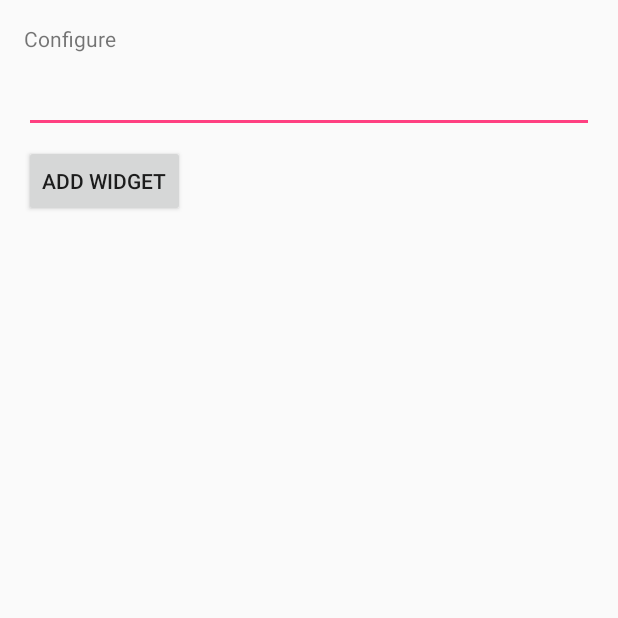
After one commit to Madeyedexter/baking-app, an Android app: the RecipeStepsWidgetConfigureActivity screen opened directly, with no data from a screen before it, on a phone screen of 412 x 824 dp, the top half of it. The commit adds this screen. Run offline under Robolectric (Android 15) with nearby library versions, the phone set to English and light mode, and no system bars; 1 statement that could not run was skipped.

Commit message:
Added Widget Resources

```diff
--- /dev/null
+++ b/app/src/main/java/app/baking_app/RecipeStepsWidgetConfigureActivity.java
@@ -0,0 +1,98 @@
+package app.baking_app;
+
+import android.app.Activity;
+import android.appwidget.AppWidgetManager;
+import android.content.Context;
+import android.content.Intent;
+import android.content.SharedPreferences;
+import android.os.Bundle;
+import android.view.View;
+import android.widget.EditText;
+
+/**
+ * The configuration screen for the {@link RecipeStepsWidget RecipeStepsWidget} AppWidget.
+ */
+public class RecipeStepsWidgetConfigureActivity extends Activity {
+
+    private static final String PREFS_NAME = "app.baking_app.RecipeStepsWidget";
+    private static final String PREF_PREFIX_KEY = "appwidget_";
+    int mAppWidgetId = AppWidgetManager.INVALID_APPWIDGET_ID;
+    EditText mAppWidgetText;
+    View.OnClickListener mOnClickListener = new View.OnClickListener() {
+        public void onClick(View v) {
+            final Context context = RecipeStepsWidgetConfigureActivity.this;
+
+            // When the button is clicked, store the string locally
+            String widgetText = mAppWidgetText.getText().toString();
+            saveTitlePref(context, mAppWidgetId, widgetText);
+
+            // It is the responsibility of the configuration activity to update the app widget
+            AppWidgetManager appWidgetManager = AppWidgetManager.getInstance(context);
+            RecipeStepsWidget.updateAppWidget(context, appWidgetManager, mAppWidgetId);
+
+            // Make sure we pass back the original appWidgetId
+            Intent resultValue = new Intent();
+            resultValue.putExtra(AppWidgetManager.EXTRA_APPWIDGET_ID, mAppWidgetId);
+            setResult(RESULT_OK, resultValue);
+            finish();
+        }
+    };
+
+    public RecipeStepsWidgetConfigureActivity() {
+        super();
+    }
+
+    // Write the prefix to the SharedPreferences object for this widget
+    static void saveTitlePref(Context context, int appWidgetId, String text) {
+        SharedPreferences.Editor prefs = context.getSharedPreferences(PREFS_NAME, 0).edit();
+        prefs.putString(PREF_PREFIX_KEY + appWidgetId, text);
+        prefs.apply();
+    }
+
+    // Read the prefix from the SharedPreferences object for this widget.
+    // If there is no preference saved, get the default from a resource
+    static String loadTitlePref(Context context, int appWidgetId) {
+        SharedPreferences prefs = context.getSharedPreferences(PREFS_NAME, 0);
+        String titleValue = prefs.getString(PREF_PREFIX_KEY + appWidgetId, null);
+        if (titleValue != null) {
+            return titleValue;
+        } else {
+            return context.getString(R.string.appwidget_text);
+        }
+    }
+
+    static void deleteTitlePref(Context context, int appWidgetId) {
+        SharedPreferences.Editor prefs = context.getSharedPreferences(PREFS_NAME, 0).edit();
+        prefs.remove(PREF_PREFIX_KEY + appWidgetId);
+        prefs.apply();
+    }
+
+    @Override
+    public void onCreate(Bundle icicle) {
+        super.onCreate(icicle);
+
+        // Set the result to CANCELED.  This will cause the widget host to cancel
+        // out of the widget placement if the user presses the back button.
+        setResult(RESULT_CANCELED);
+
+        setContentView(R.layout.recipe_steps_widget_configure);
+        mAppWidgetText = (EditText) findViewById(R.id.appwidget_text);
+        findViewById(R.id.add_button).setOnClickListener(mOnClickListener);
+
+        // Find the widget id from the intent.
+        Intent intent = getIntent();
+        Bundle extras = intent.getExtras();
+        if (extras != null) {
+            mAppWidgetId = extras.getInt(
+                    AppWidgetManager.EXTRA_APPWIDGET_ID, AppWidgetManager.INVALID_APPWIDGET_ID);
+        }
+
+        // If this activity was started with an intent without an app widget ID, finish with an error.
+        if (mAppWidgetId == AppWidgetManager.INVALID_APPWIDGET_ID) {
+            finish();
+            return;
+        }
+
+        mAppWidgetText.setText(loadTitlePref(RecipeStepsWidgetConfigureActivity.this, mAppWidgetId));
+    }
+}
--- a/app/src/main/java/app/baking_app/StepDetailFragment.java
+++ b/app/src/main/java/app/baking_app/StepDetailFragment.java
@@ -122,7 +122,7 @@ public class StepDetailFragment extends Fragment implements View.OnClickListener
             Activity activity = this.getActivity();
             CollapsingToolbarLayout appBarLayout = (CollapsingToolbarLayout) activity.findViewById(R.id.toolbar_layout);
             if (appBarLayout != null) {
-                appBarLayout.setTitle("Step " + mStep.getId());
+                appBarLayout.setTitle(String.format(getString(R.string.step_title_label),mStep.getId()));
             }
         }
         initializeMediaSession();
@@ -205,7 +205,7 @@ public class StepDetailFragment extends Fragment implements View.OnClickListener
             LoadControl loadControl = new DefaultLoadControl();
             mExoPlayer = ExoPlayerFactory.newSimpleInstance(getContext(), trackSelector, loadControl);
             simpleExoPlayerView.setPlayer(mExoPlayer);
-            String userAgent = Util.getUserAgent(getContext(),"Recipe Step");
+            String userAgent = Util.getUserAgent(getContext(),getString(R.string.exo_user_agent_string));
             MediaSource mediaSource = new ExtractorMediaSource(uri,new DefaultDataSourceFactory(getContext(),userAgent), new DefaultExtractorsFactory(), null, null);
             mExoPlayer.prepare(mediaSource);
             mExoPlayer.setPlayWhenReady(true);
--- /dev/null
+++ b/app/src/main/res/layout/recipe_steps_widget_configure.xml
@@ -0,0 +1,27 @@
+<?xml version="1.0" encoding="utf-8"?>
+<LinearLayout xmlns:android="http://schemas.android.com/apk/res/android"
+    android:layout_width="match_parent"
+    android:layout_height="wrap_content"
+    android:orientation="vertical"
+    android:padding="16dp">
+
+    <TextView
+        android:layout_width="match_parent"
+        android:layout_height="wrap_content"
+        android:layout_marginBottom="8dp"
+        android:text="@string/configure" />
+
+    <EditText
+        android:id="@+id/appwidget_text"
+        android:layout_width="match_parent"
+        android:layout_height="wrap_content"
+        android:inputType="text" />
+
+    <Button
+        android:id="@+id/add_button"
+        android:layout_width="wrap_content"
+        android:layout_height="wrap_content"
+        android:layout_marginTop="8dp"
+        android:text="@string/add_widget" />
+
+</LinearLayout>
--- a/app/src/main/res/values/dimens.xml
+++ b/app/src/main/res/values/dimens.xml
@@ -10,4 +10,10 @@
     <dimen name="cardview_default_padding">8dp</dimen>
     <dimen name="cardview_default_margin">8dp</dimen>
     <dimen name="margin_detail_views">16dp</dimen>
+
+    <!--
+Refer to App Widget Documentation for margin information
+http://developer.android.com/guide/topics/appwidgets/index.html#CreatingLayout
+    -->
+    <dimen name="widget_margin">8dp</dimen>
 </resources>
--- a/app/src/main/res/values/strings.xml
+++ b/app/src/main/res/values/strings.xml
@@ -14,6 +14,11 @@
     <string name="key_rv_lo_state">rv_lo_state</string>
     <string name="key_current_position">current_position</string>
     <string name="key_selected_position">selected_position</string>
+    <string name="step_title_label">Step %1$s</string>
+    <string name="exo_user_agent_string">Recipe Step</string>
+    <string name="appwidget_text">EXAMPLE</string>
+    <string name="configure">Configure</string>
+    <string name="add_widget">Add widget</string>
 
 
 </resources>
```
Also changed, not shown: app/src/main/AndroidManifest.xml (+23 -6 lines), app/src/main/java/app/baking_app/RecipeStepsWidget.java (added, +51 -0 lines), app/src/main/java/app/baking_app/dummy/DummyContent.java (deleted, +0 -72 lines), app/src/main/res/layout/recipe_steps_widget.xml (added, +21 -0 lines), app/src/main/res/values-v14/dimens.xml (added, +10 -0 lines), app/src/main/res/xml/recipe_steps_widget_info.xml (added, +11 -0 lines), app/src/main/res/drawable-nodpi/example_appwidget_preview.png (added).
